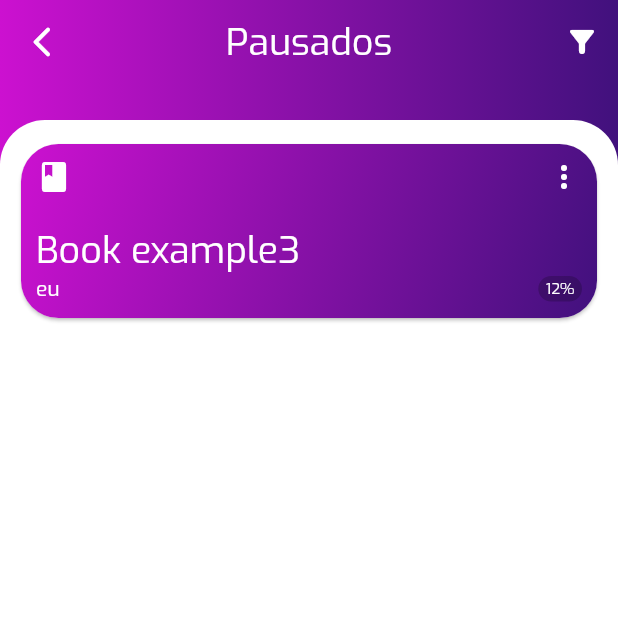
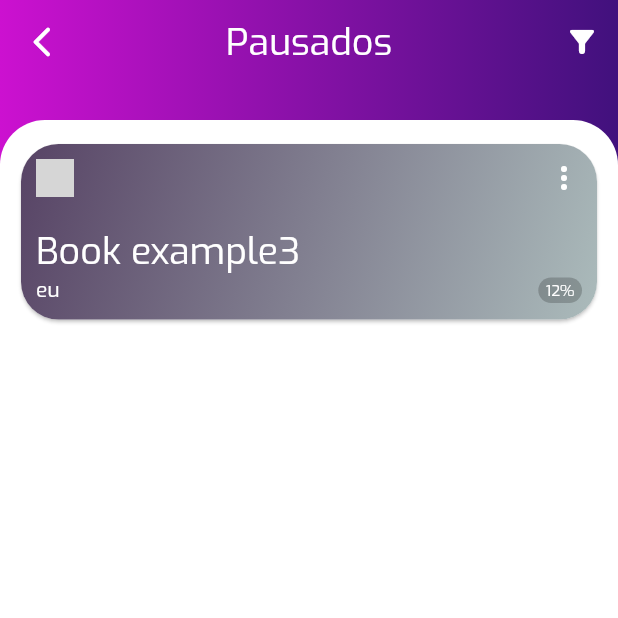
Before and after one commit to DosonsVitor/butterfly-project, a Flutter app: the Paused screen opened by its route, on a phone screen of 412 x 824 dp, the top half of it. Run offline on Flutter 3.47's test engine with Material 2 defaults, Android fonts, the phone set to English and light mode, and no system bars; our stand-ins replace sqflite; accounts and stored records are empty; network calls fail; grey boxes are pictures that could not be loaded.

Commit message:
atualizar metodos de buscar livros

```diff
--- a/lib/data/book_dao.dart
+++ b/lib/data/book_dao.dart
@@ -1,5 +1,5 @@
 import 'package:butterfly_project/data/db_helper.dart';
-import 'package:butterfly_project/domain/new_book.dart';
+import 'package:butterfly_project/domain/book.dart';
 import 'package:sqflite/sqflite.dart';
 
 class BookDao {
--- a/lib/domain/new_book.dart
+++ b/lib/domain/book.dart
@@ -1,42 +1,57 @@
-import 'package:flutter/material.dart';
-
-import 'anotacao.dart';
-
 class Book {
+  late final int Id;
   late final String Nome;
   late final String Autor;
+  late final String Genero;
   late final String Sinopse;
+  late final String MotivacaoLeitura;
   late final int Paginas;
   late final int PaginasLidas;
   late final int Status;
+  late final String Cor1;
+  late final String Cor2;
+  late final String IconeURL;
 
   Book({
+    required this.Id,
     required this.Nome,
     required this.Autor,
+    this.Genero = "Indefinido",
     this.Sinopse = "",
     required this.Paginas,
     required this.PaginasLidas,
-    this.Status = 1
+    this.Status = 1,
+    this.Cor1 = "",
+    this.Cor2 = "",
+    this.IconeURL = "https://i.ibb.co/jyfnRT5/open-book.png"
   });
 
   Book.fromJson(Map<String, dynamic> json) {
+    Id = json['id'];
     Nome = json['nome'];
     Autor = json['autor'];
     Sinopse = json['sinopse'];
     Paginas = json['paginas'];
     PaginasLidas = json['paginas_lidas'];
     Status = json['status_id'];
+    Cor1 = json['cor1'];
+    Cor2 = json['cor2'];
+    IconeURL = json['icon_url'];
   }
 
   Map<String, Object?> toJson() {
     final Map<String, dynamic> data = new Map<String, dynamic>();
 
+    data['id'] = Id;
     data['nome'] = Nome;
     data['autor'] = Autor;
     data['sinopse'] = Sinopse;
     data['paginas'] = Paginas;
     data['paginas_lidas'] = PaginasLidas;
     data['status_id'] = Status;
+    data['cor1'] = Cor1;
+    data['cor2'] = Cor2;
+    data['icon_url'] = IconeURL;
 
     return data;
   }
--- a/lib/pages/all.dart
+++ b/lib/pages/all.dart
@@ -1,5 +1,5 @@
 import 'package:butterfly_project/data/book_dao.dart';
-import 'package:butterfly_project/domain/new_book.dart';
+import 'package:butterfly_project/domain/book.dart';
 import 'package:flutter/material.dart';
 
 import '../widget/book_card.dart';
--- a/lib/pages/paused.dart
+++ b/lib/pages/paused.dart
@@ -1,7 +1,7 @@
 import 'package:flutter/material.dart';
 
 import '../data/book_dao.dart';
-import '../domain/new_book.dart';
+import '../domain/book.dart';
 import '../widget/book_card.dart';
 import '../widget/generic_appbar.dart';
 import '../widget/generic_body.dart';
--- a/lib/pages/read.dart
+++ b/lib/pages/read.dart
@@ -1,7 +1,7 @@
 import 'package:flutter/material.dart';
 
 import '../data/book_dao.dart';
-import '../domain/new_book.dart';
+import '../domain/book.dart';
 import '../widget/book_card.dart';
 import '../widget/generic_appbar.dart';
 import '../widget/generic_body.dart';
--- a/lib/pages/read_list.dart
+++ b/lib/pages/read_list.dart
@@ -4,7 +4,7 @@ import 'package:butterfly_project/widget/generic_body.dart';
 import 'package:flutter/material.dart';
 
 import '../data/book_dao.dart';
-import '../domain/new_book.dart';
+import '../domain/book.dart';
 import '../widget/book_card.dart';
 
 List<BookCard> readListBookCards = [];
--- a/lib/pages/reading.dart
+++ b/lib/pages/reading.dart
@@ -1,7 +1,7 @@
 import 'package:flutter/material.dart';
 
 import '../data/book_dao.dart';
-import '../domain/new_book.dart';
+import '../domain/book.dart';
 import '../widget/book_card.dart';
 import '../widget/generic_appbar.dart';
 import '../widget/generic_body.dart';
--- a/lib/widget/book_card.dart
+++ b/lib/widget/book_card.dart
@@ -1,8 +1,7 @@
 import 'package:flutter/material.dart';
 
-import '../domain/new_book.dart';
+import '../domain/book.dart';
 import '../pages/book_details.dart';
-import '../style/colors.dart';
 
 class BookCard extends StatefulWidget {
   final Book book;
@@ -38,7 +37,7 @@ class _BookCardState extends State<BookCard> {
                   decoration: BoxDecoration(
                       borderRadius: BorderRadius.circular(25),
                       gradient: LinearGradient(
-                        colors: [primaryColor, secondaryColor],
+                        colors: [Color(int.parse("0xFF" + widget.book.Cor1)), Color(int.parse("0xFF" + widget.book.Cor2))],
                         begin: Alignment.topLeft,
                         end: Alignment.bottomRight,
                       )),
@@ -50,7 +49,15 @@ class _BookCardState extends State<BookCard> {
                         Row(
                           mainAxisAlignment: MainAxisAlignment.spaceBetween,
                           children: [
-                            const Icon(Icons.book, color: Colors.white),
+                            Container(
+                              width: 25,
+                              height: 25,
+                              decoration: BoxDecoration(
+                                image: DecorationImage(
+                                  image: NetworkImage(widget.book.IconeURL)
+                                )
+                              ),
+                            ),
                             const Icon(Icons.more_vert, color: Colors.white)
                           ],
                         ),
--- a/pubspec.yaml
+++ b/pubspec.yaml
@@ -31,6 +31,7 @@ dependencies:
     sdk: flutter
   path:
   sqflite:
+  uuid:
 
   flutter_colorpicker: ^1.0.3
   # The following adds the Cupertino Icons font to your application.
```
Also changed, not shown: pubspec.lock.
